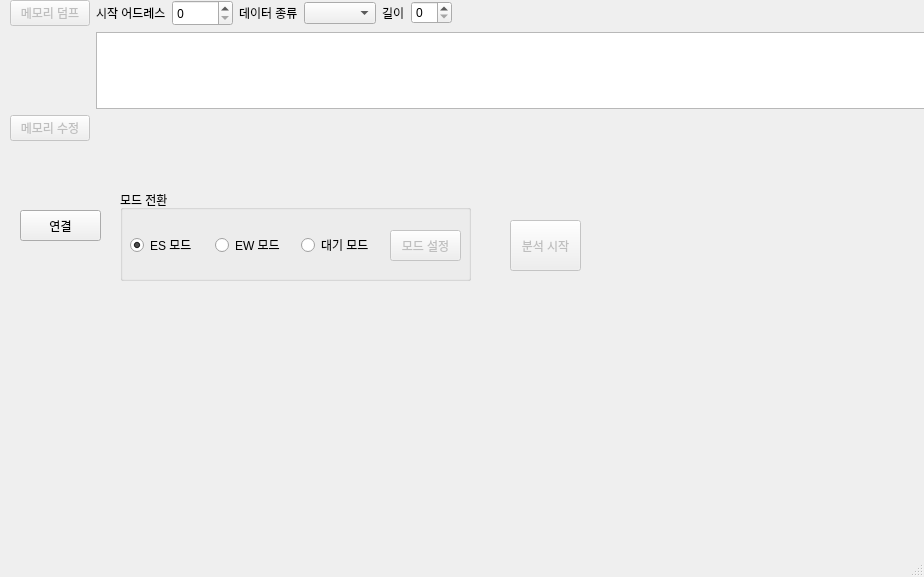
Qt form project-spec/meta-user/recipes-apps/apppocketsonata/files/mainwindow.ui (chjo70/ZPocketSonata) before a commit.
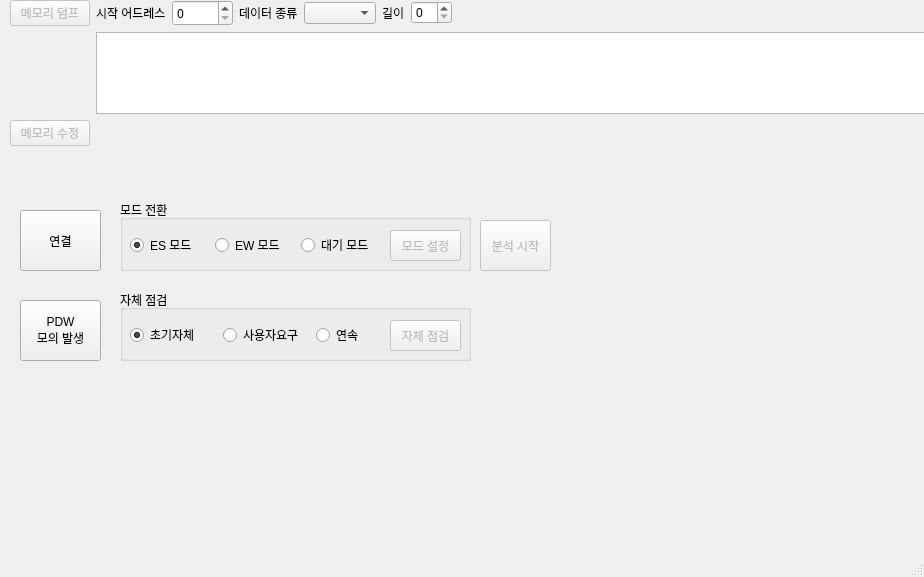
The same form after that commit. Custom widgets are drawn as their Qt base class.

```diff
--- a/project-spec/meta-user/recipes-apps/apppocketsonata/files/mainwindow.ui
+++ b/project-spec/meta-user/recipes-apps/apppocketsonata/files/mainwindow.ui
@@ -20,7 +20,7 @@
       <x>10</x>
       <y>0</y>
       <width>925</width>
-      <height>141</height>
+      <height>146</height>
      </rect>
     </property>
     <layout class="QGridLayout" name="gridLayout_2">
@@ -140,9 +140,9 @@
     <property name="geometry">
      <rect>
       <x>120</x>
-      <y>190</y>
+      <y>200</y>
       <width>351</width>
-      <height>91</height>
+      <height>71</height>
      </rect>
     </property>
     <property name="title">
@@ -155,7 +155,7 @@
      <property name="geometry">
       <rect>
        <x>270</x>
-       <y>40</y>
+       <y>30</y>
        <width>71</width>
        <height>31</height>
       </rect>
@@ -164,11 +164,11 @@
       <string>모드 설정</string>
      </property>
     </widget>
-    <widget class="QWidget" name="">
+    <widget class="QWidget" name="layoutWidget">
      <property name="geometry">
       <rect>
        <x>10</x>
-       <y>40</y>
+       <y>30</y>
        <width>250</width>
        <height>31</height>
       </rect>
@@ -210,7 +210,7 @@
     </property>
     <property name="geometry">
      <rect>
-      <x>510</x>
+      <x>480</x>
       <y>220</y>
       <width>71</width>
       <height>51</height>
@@ -226,7 +226,7 @@
       <x>20</x>
       <y>210</y>
       <width>81</width>
-      <height>31</height>
+      <height>61</height>
      </rect>
     </property>
     <property name="minimumSize">
@@ -239,6 +239,94 @@
      <string>연결</string>
     </property>
    </widget>
+   <widget class="QGroupBox" name="groupBox_2">
+    <property name="geometry">
+     <rect>
+      <x>120</x>
+      <y>290</y>
+      <width>351</width>
+      <height>71</height>
+     </rect>
+    </property>
+    <property name="title">
+     <string>자체 점검</string>
+    </property>
+    <widget class="QPushButton" name="BITTEST">
+     <property name="enabled">
+      <bool>false</bool>
+     </property>
+     <property name="geometry">
+      <rect>
+       <x>270</x>
+       <y>30</y>
+       <width>71</width>
+       <height>31</height>
+      </rect>
+     </property>
+     <property name="text">
+      <string>자체 점검</string>
+     </property>
+    </widget>
+    <widget class="QWidget" name="layoutWidget_2">
+     <property name="geometry">
+      <rect>
+       <x>10</x>
+       <y>30</y>
+       <width>273</width>
+       <height>31</height>
+      </rect>
+     </property>
+     <layout class="QHBoxLayout" name="horizontalLayout_2">
+      <item>
+       <widget class="QRadioButton" name="radioButton_IBIT">
+        <property name="text">
+         <string>초기자체</string>
+        </property>
+        <property name="checked">
+         <bool>true</bool>
+        </property>
+       </widget>
+      </item>
+      <item>
+       <widget class="QRadioButton" name="radioButton_URBIT">
+        <property name="text">
+         <string>사용자요구</string>
+        </property>
+       </widget>
+      </item>
+      <item>
+       <widget class="QRadioButton" name="radioButton_CBIT">
+        <property name="text">
+         <string>연속</string>
+        </property>
+        <property name="checked">
+         <bool>false</bool>
+        </property>
+       </widget>
+      </item>
+     </layout>
+    </widget>
+   </widget>
+   <widget class="QPushButton" name="pushButton_SimPDW">
+    <property name="geometry">
+     <rect>
+      <x>20</x>
+      <y>300</y>
+      <width>81</width>
+      <height>61</height>
+     </rect>
+    </property>
+    <property name="minimumSize">
+     <size>
+      <width>81</width>
+      <height>0</height>
+     </size>
+    </property>
+    <property name="text">
+     <string>PDW
+모의 발생</string>
+    </property>
+   </widget>
   </widget>
   <widget class="QMenuBar" name="menubar">
    <property name="geometry">
```
